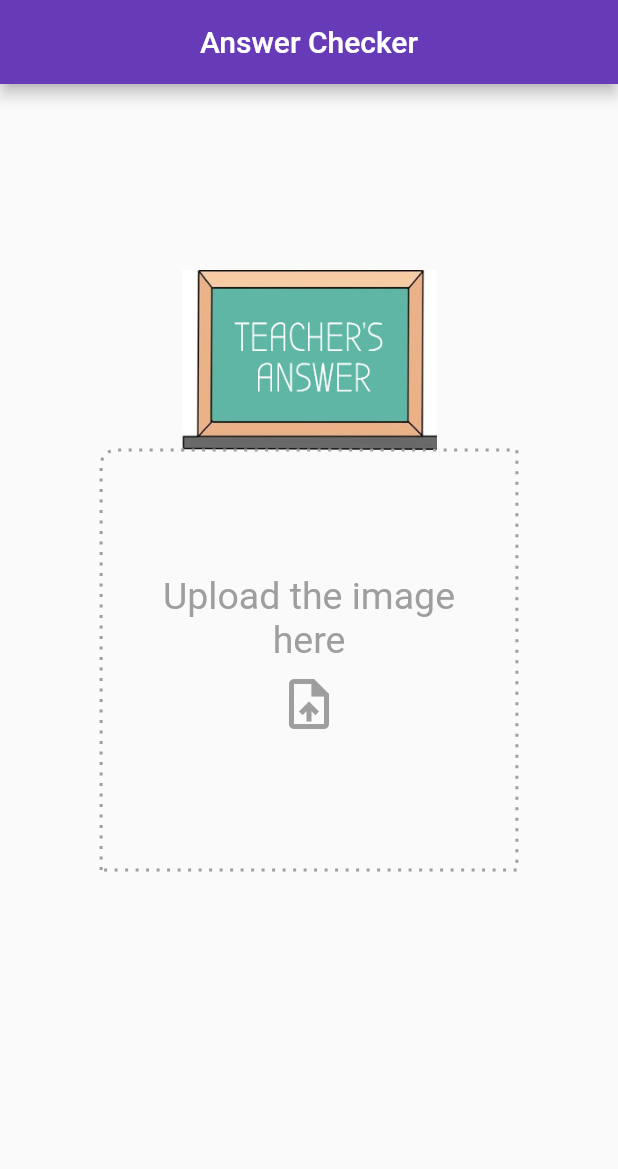
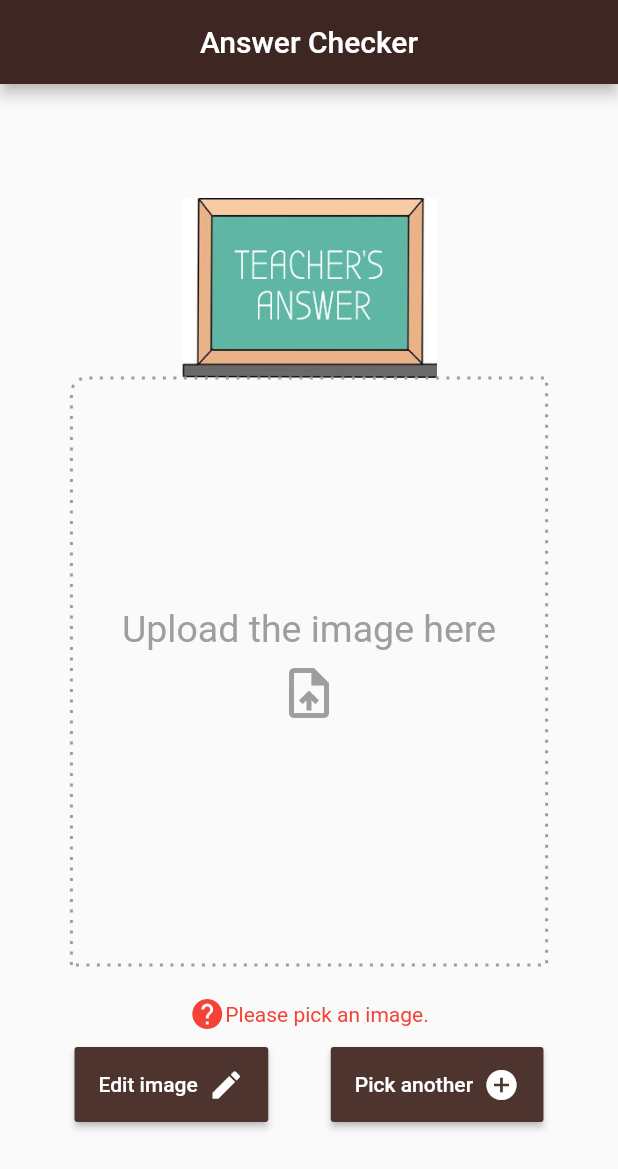
Before and after one commit to harshoo3/handwritten_answer_evaluator, a Flutter app: the screen it shows after launch, on a phone screen of 412 x 824 dp. Shown: the top 1169 px of the screen. Run offline on Flutter 3.47's test engine with Material 2 defaults, Android fonts, the phone set to English and light mode, and no system bars; our stand-ins replace dotted_decoration, image_cropper, image_picker.

Commit message:
crop done

```diff
--- a/lib/home.dart
+++ b/lib/home.dart
@@ -3,7 +3,7 @@ import 'package:flutter/material.dart';
 import 'package:image_picker/image_picker.dart';
 import 'dart:io';
 import 'package:dotted_decoration/dotted_decoration.dart';
-
+import 'package:image_cropper/image_cropper.dart';
 class Home extends StatefulWidget {
   @override
   _HomeState createState() => _HomeState();
@@ -15,7 +15,6 @@ class _HomeState extends State<Home> {
   bool image1Chosen = false;
 
   chooseImage() async {
-    if (image1Chosen == false) {
     final pickedFile = await picker.getImage(source: ImageSource.gallery);
     setState(() {
       // _image.add(File(pickedFile?.path));
@@ -24,13 +23,34 @@ class _HomeState extends State<Home> {
     print(pickedFile.path);
     if (pickedFile.path == null)
       retrieveLostData();
-      else
-        image1Chosen = true;
+  }
+  _cropImage(File picked) async {
+    File cropped = await ImageCropper.cropImage(
+      androidUiSettings: AndroidUiSettings(
+        statusBarColor: Colors.brown[800],
+        toolbarColor: Colors.brown[800],
+        toolbarTitle: "Crop Image",
+        toolbarWidgetColor: Colors.white,
+        lockAspectRatio: false,
+      ),
+      sourcePath: picked.path,
+      aspectRatioPresets: [
+        CropAspectRatioPreset.original,
+        CropAspectRatioPreset.ratio16x9,
+        CropAspectRatioPreset.ratio4x3,
+      ],
+      maxWidth: 800,
+    );
+    if (cropped != null) {
+      setState(() {
+        image = cropped;
+      });
     }
   }
-  temp(){
+  temp() {
     print('hi');
   }
+
   Future<void> retrieveLostData() async {
     final LostData response = await picker.getLostData();
     if (response.isEmpty) {
@@ -48,6 +68,8 @@ class _HomeState extends State<Home> {
 
   @override
   Widget build(BuildContext context) {
+    double width = MediaQuery.of(context).size.width;
+    double height = MediaQuery.of(context).size.height;
     // FlutterStatusbarcolor.setStatusBarWhiteForeground(true);
     final controller = PageController(initialPage: 0);
     return Scaffold(
@@ -55,16 +77,14 @@ class _HomeState extends State<Home> {
           title: Text('Answer Checker'),
           centerTitle: true,
           brightness: Brightness.dark,
-          backgroundColor: Colors.deepPurple,
+          backgroundColor: Colors.brown[900],
         ),
         body: Padding(
           padding: const EdgeInsets.all(8.0),
           // child: SingleChildScrollView(
           child: Center(
-            child: Stack(
-              alignment: AlignmentDirectional.topCenter,
-              children: [
-                PageView(controller: controller,
+            child: PageView(
+              controller: controller,
               children: <Widget>[
                 Column(
                   mainAxisAlignment: MainAxisAlignment.center,
@@ -76,39 +96,41 @@ class _HomeState extends State<Home> {
                       // margin: EdgeInsets.only(top: 20),
                       child: Image(
                         image: AssetImage('assets/images/blackboard2.jpg'),
-                            fit: BoxFit.fill,),
+                        fit: BoxFit.fill,
+                      ),
                     ),
                     Flexible(
                       child: Container(
-                            width: MediaQuery
-                                .of(context)
-                                .size
-                                .width,
-                            height: 400,
+                        width: width,
+                        height: height / 2,
                         child: Stack(
                           alignment: AlignmentDirectional.topCenter,
                           children: [
                             FractionallySizedBox(
-                              widthFactor: 0.7,
-                              heightFactor: 0.7,
+                              widthFactor: 0.8,
+                              heightFactor: 0.95,
                               child: Container(
                                 // margin: EdgeInsets.fromLTRB(20,10 , 20, 20),
                                 padding: EdgeInsets.all(20),
                                 decoration: DottedDecoration(
                                     shape: Shape.box,
-                                    borderRadius:
-                                    BorderRadius.only(
+                                    borderRadius: BorderRadius.only(
                                         topLeft: Radius.circular(10)),
                                     dash: <int>[2, 5],
                                     strokeWidth: 2),
                                 child: image == null
                                     ? Column(
-                                  mainAxisAlignment: MainAxisAlignment.center,
+                                        mainAxisAlignment:
+                                            MainAxisAlignment.center,
                                         children: [
-                                    Center(child: Text("Upload the image here",
+                                          Center(
+                                              child: Text(
+                                            "Upload the image here",
                                             textAlign: TextAlign.center,
                                             style: TextStyle(
-                                          fontSize: 25, color: Colors.grey),)),
+                                                fontSize: 25,
+                                                color: Colors.grey),
+                                          )),
                                           IconButton(
                                             icon: Icon(Icons.upload_file),
                                             onPressed: () => chooseImage(),
@@ -118,31 +140,15 @@ class _HomeState extends State<Home> {
                                           // image == null
                                           //     ? SizedBox(),
                                         ],
-                                // ) : Container(
-                                //   child: Ink.image(
-                                //     image: FileImage(image),
-                                //     fit: BoxFit.fill,
-                                //     child: InkWell(onDoubleTap: temp(),),
-                                //   ),
-                                // ),
-                                ) :Container(child: ConstrainedBox(
-                                        constraints: BoxConstraints.expand(),
-                                        child: FlatButton(
-                                            onPressed: temp(),
-                                            padding: EdgeInsets.all(0.0),
-                                            child: Image(
+                                      )
+                                    : Container(
+                                        margin: EdgeInsets.all(3),
+                                        decoration: BoxDecoration(
+                                            image: DecorationImage(
+                                          fit: BoxFit.fill,
                                           image: FileImage(image),
-                                              fit: BoxFit.fill,
-                                            )))),
-                                //   widget(
-                                //     child: Container(
-                                //       margin: EdgeInsets.all(3),
-                                //       decoration: BoxDecoration(
-                                //           image: DecorationImage(
-                                //             fit: BoxFit.fill,
-                                //             image: FileImage(image),
-                                //           )),
-                                //     ),
+                                        )),
+                                      ),
                                 //   ),
                                 // ),
                               ),
@@ -151,12 +157,81 @@ class _HomeState extends State<Home> {
                         ),
                       ),
                     ),
+                    // image!= null?ButtonTheme(
+                    Padding(
+                      padding: const EdgeInsets.only(left: 30,right: 30),
+                      child: Row(
+                        mainAxisAlignment: MainAxisAlignment.center,
+                        children: [
+                          Icon(Icons.help,color: image==null?Colors.red:Colors.brown),
+                           Flexible(
+                             child: Text(image==null?'Please pick an image.':'It is highly recommended to crop the image to the answer.',
+                                textAlign: TextAlign.center,
+                                // overflow: TextOverflow.ellipsis,
+                                // softWrap: true,
+                                style: TextStyle(
+                                color: image==null?Colors.red:Colors.brown,
+                              ),),
+                           ),
+                        ],
+                      ),
+                    ),
+                    SizedBox(height: 10,),
+                    Row(
+                      mainAxisAlignment: MainAxisAlignment.spaceEvenly,
+                      children: [
+                        ButtonTheme(
+                          minWidth: 50,
+                          height: 50,
+                          child: RaisedButton(
+                            color: Colors.brown[800],
+                            onPressed: ()async{
+                              if(image!=null){
+                                await _cropImage(image);
+                              }
+                            },
+                            child: Row(
+                              children: [
+                                Text(
+                                  'Edit image  ',
+                                  style: TextStyle(color: Colors.white),
+                                ),
+                                Icon(
+                                  Icons.edit,
+                                  color: Colors.white,
+                                ),
+                              ],
+                            ),
+                          ),
+                        ),
+                        ButtonTheme(
+                          minWidth: 50,
+                          height: 50,
+                          child: RaisedButton(
+                            color: Colors.brown[800],
+                            onPressed: ()=>chooseImage(),
+                            child: Row(
+                              children: [
+                                Text(
+                                  'Pick another  ',
+                                  style: TextStyle(color: Colors.white),
+                                ),
+                                Icon(
+                                  Icons.add_circle_outlined,
+                                  color: Colors.white,
+                                ),
+                              ],
+                            ),
+                          ),
+                        ),
+                      ],
+                    ),
+                    // ):SizedBox(),
                   ],
                 ),
                 Container(
                   color: Colors.yellow,
                 ),
-                  ],),
               ],
             ),
           ),
--- a/pubspec.yaml
+++ b/pubspec.yaml
@@ -24,6 +24,7 @@ dependencies:
   image_picker: ^0.6.7+22
   dotted_decoration: ^1.2.2
   flutter_statusbarcolor: ^0.2.3
+  image_cropper: ^1.4.0
   flutter:
     sdk: flutter
 
```
Also changed, not shown: pubspec.lock, 1 other file. Lines whose indentation alone changed are shown as unchanged.
